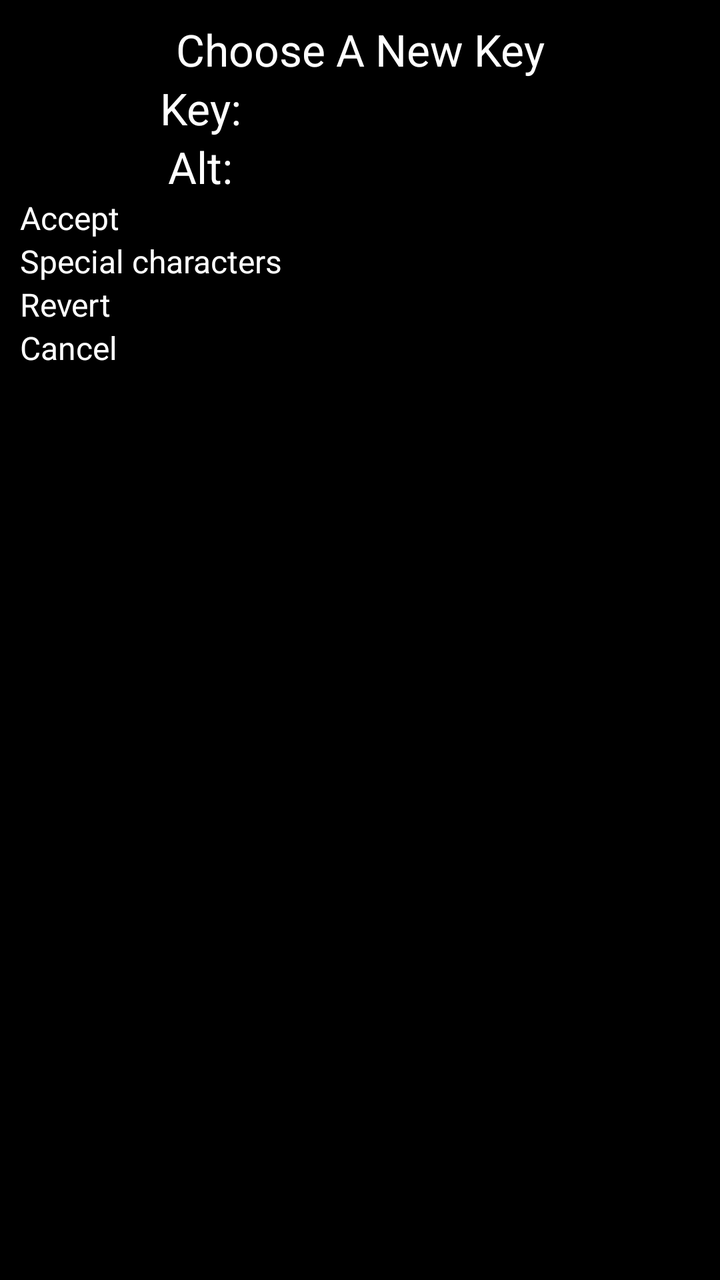
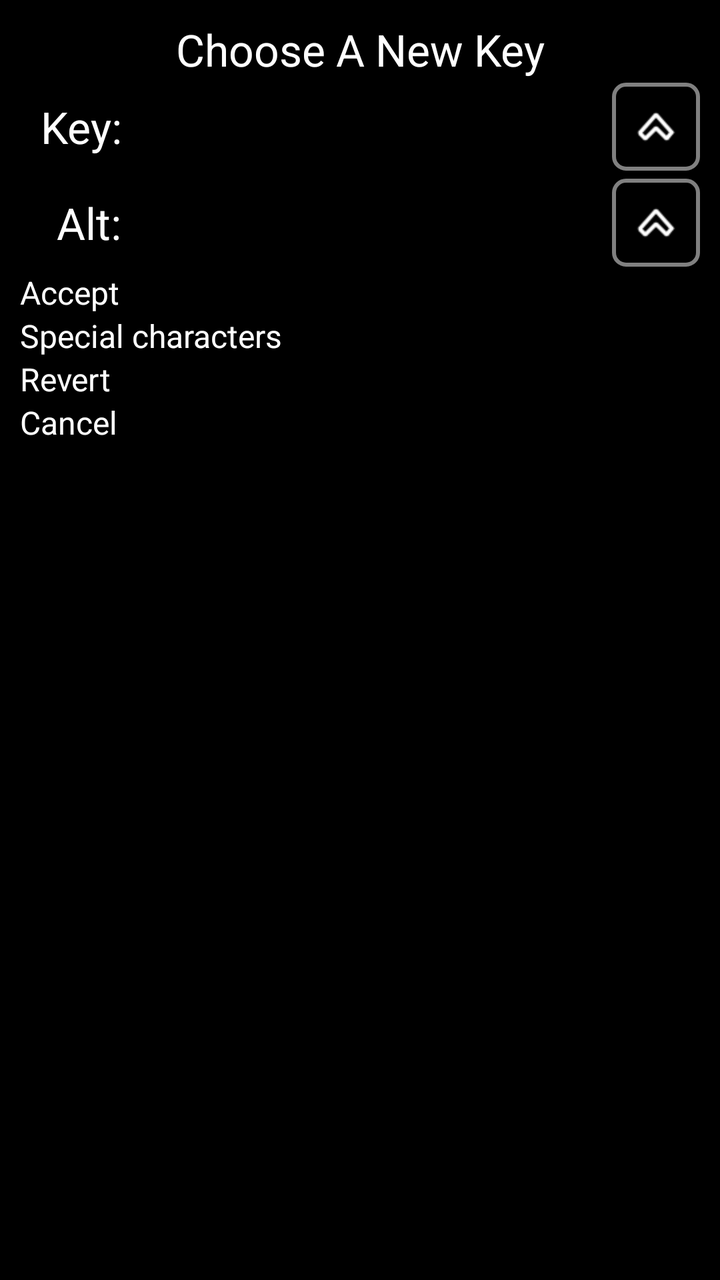

An Android layout rendered at two revisions. The XML below is the earlier revision; the diff shows what the commit changed to produce the second picture.
<!-- AndroidManifest.xml: application theme Theme.Crawl -->
<!-- res/layout/character_binding_dialog.xml -->
<?xml version="1.0" encoding="utf-8"?>
<RelativeLayout xmlns:android="http://schemas.android.com/apk/res/android"
    android:id="@+id/layout_root"
    android:layout_width="fill_parent"
    android:layout_height="fill_parent"
    android:focusable="true"
    android:focusableInTouchMode="true"
    android:padding="10dp" >
    <TextView
        android:id="@android:id/message"
        android:layout_width="fill_parent"
        android:layout_height="wrap_content"
        android:layout_centerHorizontal="true"
        android:layout_alignParentTop="true"
        android:gravity="center"
        android:textAppearance="?android:attr/textAppearanceLarge"
        android:text="@string/dialog_change_character_message" >
        <requestFocus/>
    </TextView>
    <LinearLayout
        android:id="@+id/character_row"
        android:layout_width="wrap_content"
        android:layout_height="wrap_content"
        android:layout_centerHorizontal="true"
        android:layout_below="@android:id/message"
        android:gravity="center_vertical"
        android:orientation="horizontal" >
        <TextView
            android:layout_width="wrap_content"
            android:layout_height="wrap_content"
            android:text="Key: "
            android:textAppearance="?android:attr/textAppearanceLarge" />
        <EditText
            android:id="@+id/character_field"
            android:layout_width="wrap_content"
            android:layout_height="wrap_content"
            android:gravity="center"
            android:inputType="text"
            android:maxLength="1"
            android:minEms="6"
            android:textAppearance="?android:attr/textAppearanceLarge" />
    </LinearLayout>
    <LinearLayout
        android:id="@+id/longpress_row"
        android:layout_width="wrap_content"
        android:layout_height="wrap_content"
        android:layout_centerHorizontal="true"
        android:layout_below="@id/character_row"
        android:gravity="center_vertical"
        android:orientation="horizontal" >
        <TextView
            android:layout_width="wrap_content"
            android:layout_height="wrap_content"
            android:text="Alt: "
            android:textAppearance="?android:attr/textAppearanceLarge" />
        <EditText
            android:id="@+id/longpress_field"
            android:layout_width="wrap_content"
            android:layout_height="wrap_content"
            android:gravity="center"
            android:inputType="text"
            android:maxLength="1"
            android:minEms="6"
            android:textAppearance="?android:attr/textAppearanceLarge" />
    </LinearLayout>
    <LinearLayout
        android:id="@+id/buttons"
        android:layout_width="fill_parent"
        android:layout_height="wrap_content"
        android:layout_below="@id/longpress_row"
        android:orientation="vertical" >
        <Button
            android:id="@+id/positiveButton"
            android:layout_width="fill_parent"
            android:layout_height="wrap_content"
            android:text="Accept" />
        <Button
            android:id="@+id/specialButton"
            android:layout_width="fill_parent"
            android:layout_height="wrap_content"
            android:text="Special characters" />
        <Button
            android:id="@+id/revertButton"
            android:layout_width="fill_parent"
            android:layout_height="wrap_content"
            android:text="Revert" />
        <Button
            android:id="@+id/negativeButton"
            android:layout_width="fill_parent"
            android:layout_height="wrap_content"
            android:text="@android:string/cancel" />
    </LinearLayout>

</RelativeLayout>
<!-- resources referenced by this layout -->
<resources>
  <string name="dialog_change_character_message">Choose A New Key</string>
  <style name="Theme.Crawl" parent="@android:style/Theme.NoTitleBar.Fullscreen">
          <item name="android:windowBackground">@android:color/black</item>
          
          
          
          
  
          
          
          
          
  
          
          
          
  
          
          
          
  
          
          
      </style>
</resources>

<!-- the commit's change to res/layout/character_binding_dialog.xml (unified diff, before → after) -->
@@ -17,51 +17,72 @@
         android:text="@string/dialog_change_character_message" >
         <requestFocus/>
     </TextView>
+    
     <LinearLayout
         android:id="@+id/character_row"
-        android:layout_width="wrap_content"
+        android:layout_width="fill_parent"
         android:layout_height="wrap_content"
-        android:layout_centerHorizontal="true"
         android:layout_below="@android:id/message"
         android:gravity="center_vertical"
         android:orientation="horizontal" >
         <TextView
-            android:layout_width="wrap_content"
+            android:layout_width="56dp"
             android:layout_height="wrap_content"
+            android:gravity="right"
             android:text="Key: "
             android:textAppearance="?android:attr/textAppearanceLarge" />
         <EditText
             android:id="@+id/character_field"
-            android:layout_width="wrap_content"
+            android:layout_width="0dp"
+            android:layout_weight="1"
             android:layout_height="wrap_content"
+            android:minHeight="48dp"
             android:gravity="center"
             android:inputType="text"
             android:maxLength="1"
-            android:minEms="6"
             android:textAppearance="?android:attr/textAppearanceLarge" />
+        <ImageView
+            android:id="@+id/character_ctrl_tick"
+            android:layout_width="44dp"
+            android:layout_height="44dp"
+            android:layout_marginLeft="10dp"
+            android:padding="10dp"
+            android:background="@drawable/ctrl_tick_box"
+            android:contentDescription="Ctrl modifier"
+            android:src="@drawable/sym_keyboard_control" />
     </LinearLayout>
     <LinearLayout
         android:id="@+id/longpress_row"
-        android:layout_width="wrap_content"
+        android:layout_width="fill_parent"
         android:layout_height="wrap_content"
-        android:layout_centerHorizontal="true"
         android:layout_below="@id/character_row"
         android:gravity="center_vertical"
         android:orientation="horizontal" >
         <TextView
-            android:layout_width="wrap_content"
+            android:layout_width="56dp"
             android:layout_height="wrap_content"
+            android:gravity="right"
             android:text="Alt: "
             android:textAppearance="?android:attr/textAppearanceLarge" />
         <EditText
             android:id="@+id/longpress_field"
-            android:layout_width="wrap_content"
+            android:layout_width="0dp"
+            android:layout_weight="1"
             android:layout_height="wrap_content"
+            android:minHeight="48dp"
             android:gravity="center"
             android:inputType="text"
             android:maxLength="1"
-            android:minEms="6"
             android:textAppearance="?android:attr/textAppearanceLarge" />
+        <ImageView
+            android:id="@+id/longpress_ctrl_tick"
+            android:layout_width="44dp"
+            android:layout_height="44dp"
+            android:layout_marginLeft="10dp"
+            android:padding="10dp"
+            android:background="@drawable/ctrl_tick_box"
+            android:contentDescription="Ctrl modifier"
+            android:src="@drawable/sym_keyboard_control" />
     </LinearLayout>
     <LinearLayout
         android:id="@+id/buttons"
<!-- resource entries referenced after the edit -->
@@ -1,5 +1,24 @@
 <!-- resources referenced by this layout -->
 <resources>
+  <!-- drawable ctrl_tick_box (drawable) -->
+  <?xml version="1.0" encoding="utf-8"?>
+  <selector xmlns:android="http://schemas.android.com/apk/res/android">
+      <item android:state_selected="true">
+          <shape android:shape="rectangle">
+              <solid android:color="#66FF8800" />
+              <stroke android:width="2dp" android:color="#FFFF8800" />
+              <corners android:radius="6dp" />
+          </shape>
+      </item>
+      <item>
+          <shape android:shape="rectangle">
+              <solid android:color="#00000000" />
+              <stroke android:width="2dp" android:color="#FF808080" />
+              <corners android:radius="6dp" />
+          </shape>
+      </item>
+  </selector>
+  <!-- drawable sym_keyboard_control: png bitmap (drawable, 2335 bytes) -->
   <string name="dialog_change_character_message">Choose A New Key</string>
   <style name="Theme.Crawl" parent="@android:style/Theme.NoTitleBar.Fullscreen">
           <item name="android:windowBackground">@android:color/black</item>
